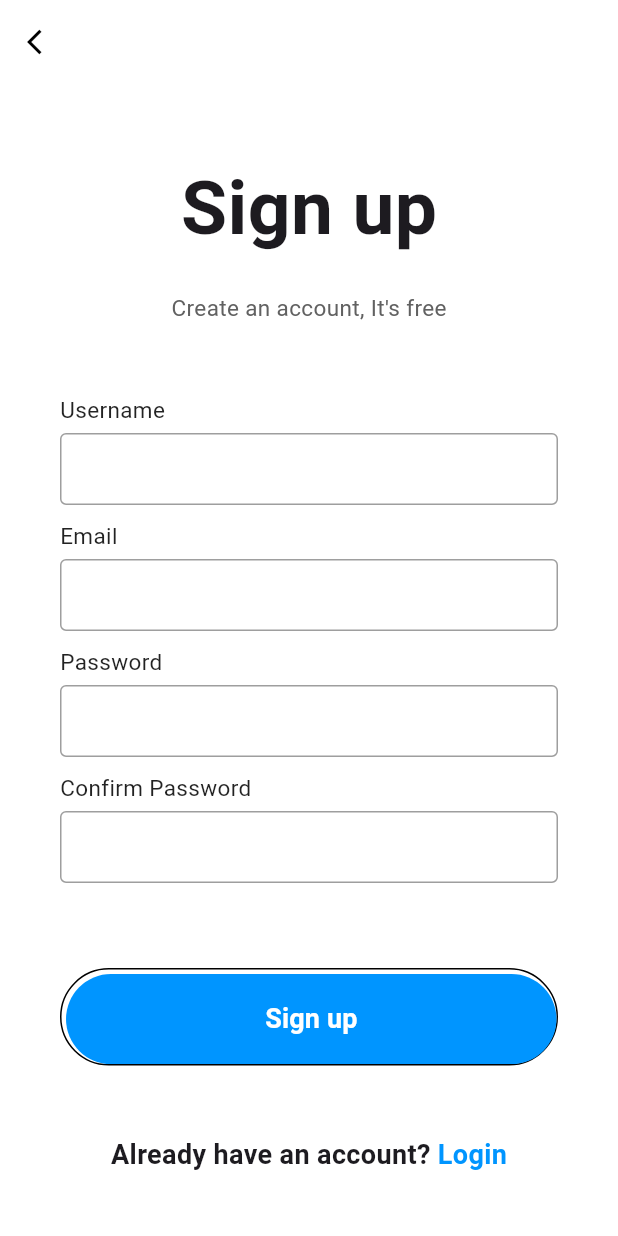
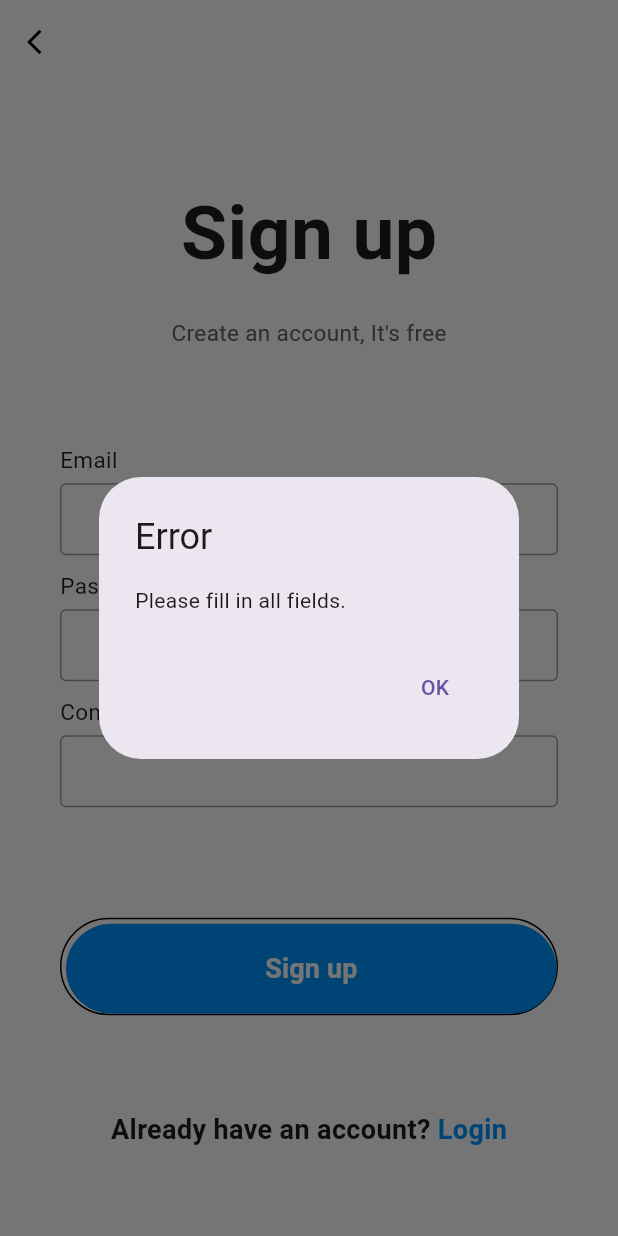
Before and after one commit to kinjalmanek/ltc_hackathon_beekeepers, a Flutter app: the SignupPage screen opened directly, after a tap on "Sign up", on a phone screen of 412 x 824 dp. Run offline on Flutter 3.47's test engine with Material 3 defaults, Android fonts, the phone set to English and light mode, and no system bars.

Commit message:
initial commit

```diff
--- a/flex_ui/lib/signup.dart
+++ b/flex_ui/lib/signup.dart
@@ -1,7 +1,86 @@
 import 'package:flutter/material.dart';
 import 'package:flex_users/login.dart';
+import 'package:http/http.dart' as http;
+import 'dart:convert';
 
-class SignupPage extends StatelessWidget {
+class SignupPage extends StatefulWidget {
+  @override
+  _SignupPageState createState() => _SignupPageState();
+}
+
+class _SignupPageState extends State<SignupPage> {
+  final _emailController = TextEditingController();
+  final _passwordController = TextEditingController();
+  final _confirmPasswordController = TextEditingController();
+
+  Future<void> _signup() async {
+    final String email = _emailController.text;
+    final String password = _passwordController.text;
+    final String confirmPassword = _confirmPasswordController.text;
+
+    // Validate inputs
+    if (email.isEmpty || password.isEmpty || confirmPassword.isEmpty) {
+      _showErrorDialog('Please fill in all fields.');
+      return;
+    }
+
+    if (password != confirmPassword) {
+      _showErrorDialog('Passwords do not match.');
+      return;
+    }
+
+    final String apiUrl = 'https://ltc-hackathon-beekeepers-wct627xdfq-el.a.run.app/signup'; // Replace with your API endpoint
+
+    try {
+      final response = await http.post(
+        Uri.parse(apiUrl),
+        headers: <String, String>{
+          'Content-Type': 'application/json; charset=UTF-8',
+        },
+        body: jsonEncode(<String, String>{
+          'email': email,
+          'password': password,
+          'confirmPassword': confirmPassword,
+        }),
+      );
+
+      if (response.statusCode == 200) {
+        // Handle successful signup
+        Navigator.pushReplacement(
+          context,
+          MaterialPageRoute(builder: (context) => LoginPage()),
+        );
+      } else {
+        // Handle failure
+        final responseData = jsonDecode(response.body);
+        _showErrorDialog(responseData['message'] ?? 'Failed to sign up.');
+      }
+    } catch (e) {
+      print('Error: $e');
+      _showErrorDialog('An error occurred. Please try again.');
+    }
+  }
+
+  void _showErrorDialog(String message) {
+    showDialog(
+      context: context,
+      builder: (BuildContext context) {
+        return AlertDialog(
+          title: Text('Error'),
+          content: Text(message),
+          actions: <Widget>[
+            TextButton(
+              child: Text('OK'),
+              onPressed: () {
+                Navigator.of(context).pop();
+              },
+            ),
+          ],
+        );
+      },
+    );
+  }
+
   @override
   Widget build(BuildContext context) {
     return Scaffold(
@@ -50,10 +129,9 @@ class SignupPage extends StatelessWidget {
               ),
               Column(
                 children: <Widget>[
-                  inputFile(label: "Username"),
-                  inputFile(label: "Email"),
-                  inputFile(label: "Password", obscureText: true),
-                  inputFile(label: "Confirm Password", obscureText: true),
+                  inputFile(controller: _emailController, label: "Email"),
+                  inputFile(controller: _passwordController, label: "Password", obscureText: true),
+                  inputFile(controller: _confirmPasswordController, label: "Confirm Password", obscureText: true),
                 ],
               ),
               Container(
@@ -70,7 +148,7 @@ class SignupPage extends StatelessWidget {
                 child: MaterialButton(
                   minWidth: double.infinity,
                   height: 60,
-                  onPressed: () {},
+                  onPressed: _signup,
                   color: Color(0xff0095FF),
                   elevation: 0,
                   shape: RoundedRectangleBorder(
@@ -123,7 +201,7 @@ class SignupPage extends StatelessWidget {
 }
 
 // Widget for text field
-Widget inputFile({label, obscureText = false}) {
+Widget inputFile({required String label, required TextEditingController controller, bool obscureText = false}) {
   return Column(
     crossAxisAlignment: CrossAxisAlignment.start,
     children: <Widget>[
@@ -139,6 +217,7 @@ Widget inputFile({label, obscureText = false}) {
         height: 5,
       ),
       TextField(
+        controller: controller,
         obscureText: obscureText,
         decoration: InputDecoration(
           contentPadding: EdgeInsets.symmetric(vertical: 0, horizontal: 10),
```
